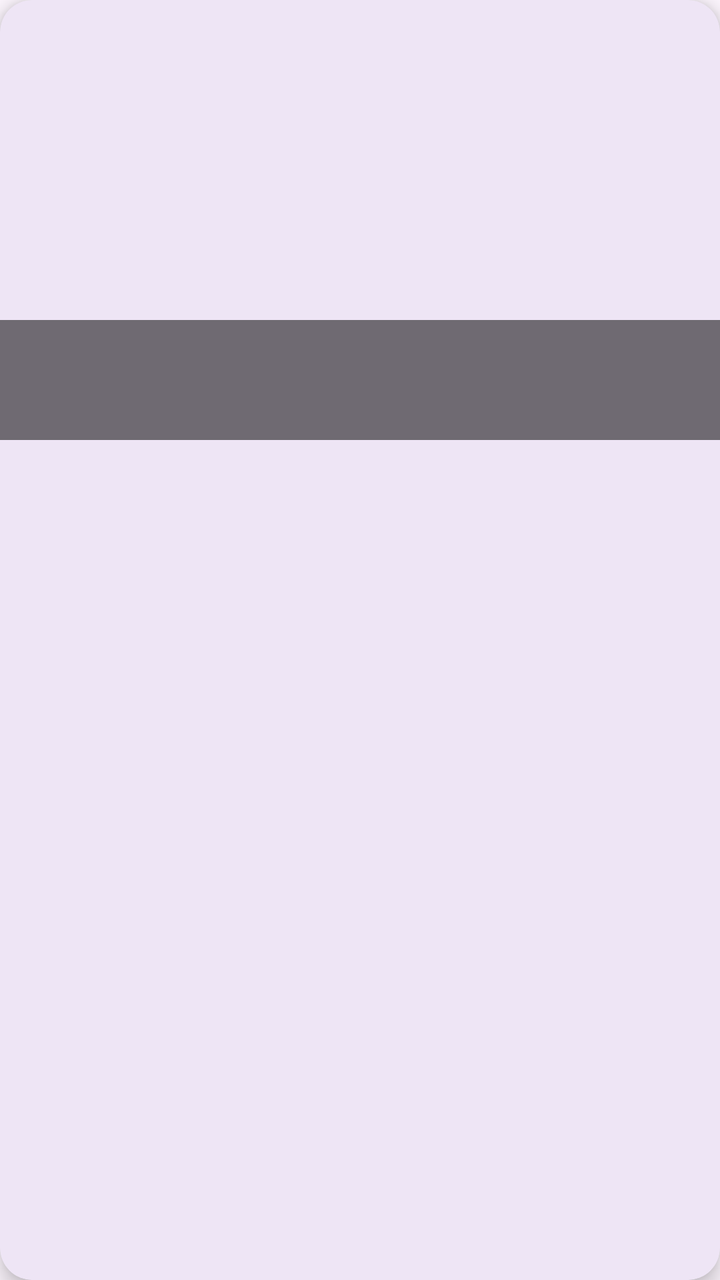
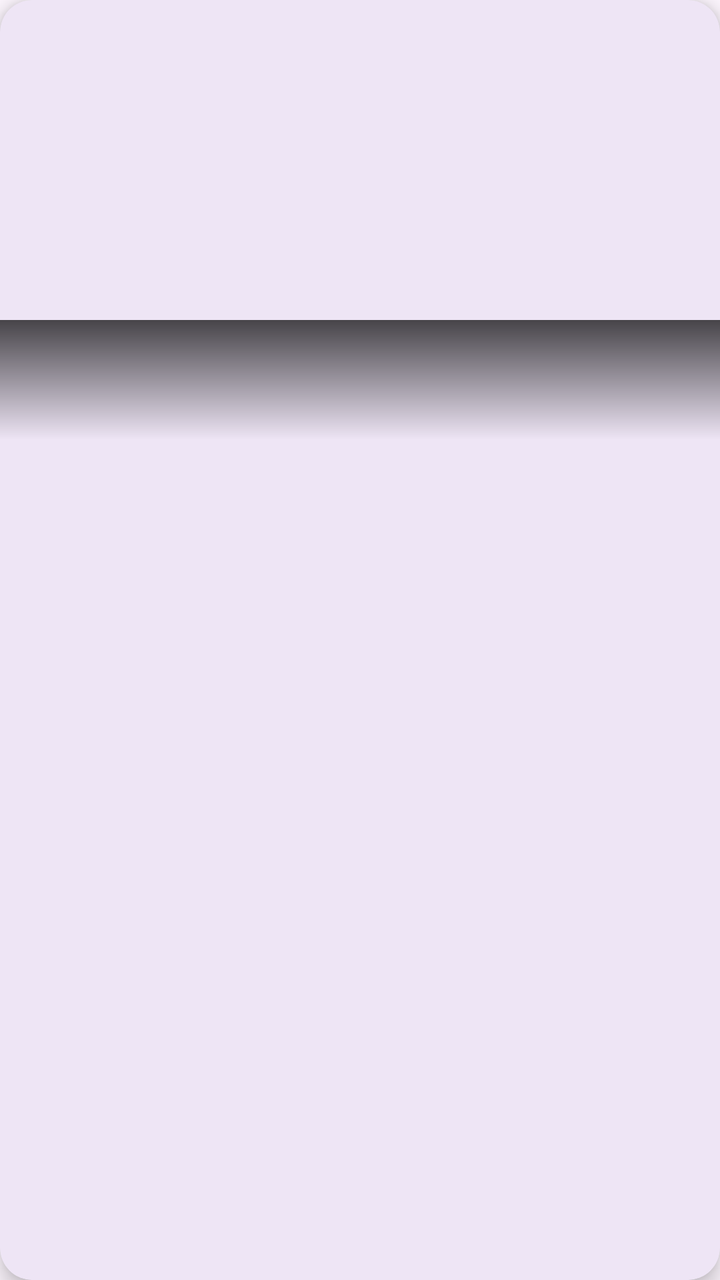

An Android layout rendered at two revisions. The XML below is the earlier revision; the diff shows what the commit changed to produce the second picture.
<!-- AndroidManifest.xml: application theme Theme.TheCocktailDBAPI -->
<!-- res/layout/item_cocktail.xml -->
<?xml version="1.0" encoding="utf-8"?>
<com.google.android.material.card.MaterialCardView xmlns:android="http://schemas.android.com/apk/res/android"
    xmlns:app="http://schemas.android.com/apk/res-auto"
    android:layout_width="match_parent"
    android:layout_height="wrap_content"
    android:layout_margin="8dp"
    app:cardCornerRadius="16dp"
    app:cardElevation="6dp"
    app:strokeWidth="0dp">

    <androidx.constraintlayout.widget.ConstraintLayout
        android:layout_width="match_parent"
        android:layout_height="wrap_content">

        
        <ImageView
            android:id="@+id/ivCocktailImage"
            android:layout_width="match_parent"
            android:layout_height="220dp"
            android:scaleType="centerCrop"
            android:contentDescription="@string/imagen_del_c_ctel"
            app:layout_constraintTop_toTopOf="parent" />

        
        <View
            android:layout_width="match_parent"
            android:layout_height="60dp"
            android:background="@color/grey"
            app:layout_constraintBottom_toBottomOf="parent" />

        
        <TextView
            android:id="@+id/tvCocktailName"
            android:layout_width="match_parent"
            android:layout_height="wrap_content"
            android:padding="16dp"
            android:textColor="@color/white"
            android:textSize="20sp"
            android:textStyle="bold"
            android:ellipsize="end"
            android:maxLines="1"
            app:layout_constraintBottom_toBottomOf="parent" />

    </androidx.constraintlayout.widget.ConstraintLayout>
</com.google.android.material.card.MaterialCardView>
<!-- resources referenced by this layout -->
<resources>
  <color name="grey">#88000000</color>
  <color name="white">#FFFFFFFF</color>
  <string name="imagen_del_c_ctel">Imagen del cóctel</string>
  <style name="Theme.TheCocktailDBAPI" parent="Base.Theme.TheCocktailDBAPI" />
  <style name="Base.Theme.TheCocktailDBAPI" parent="Theme.Material3.DayNight.NoActionBar">
          
          
      </style>
</resources>

<!-- the commit's change to res/layout/item_cocktail.xml (unified diff, before → after) -->
@@ -10,7 +10,8 @@
 
     <androidx.constraintlayout.widget.ConstraintLayout
         android:layout_width="match_parent"
-        android:layout_height="wrap_content">
+        android:layout_height="wrap_content"
+        android:foreground="?attr/selectableItemBackground">
 
         
         <ImageView
@@ -25,7 +26,7 @@
         <View
             android:layout_width="match_parent"
             android:layout_height="60dp"
-            android:background="@color/grey"
+            android:background="@drawable/scrim_gradient"
             app:layout_constraintBottom_toBottomOf="parent" />
 
         
@@ -37,6 +38,7 @@
             android:textColor="@color/white"
             android:textSize="20sp"
             android:textStyle="bold"
+            android:fontFamily="sans-serif-medium"
             android:ellipsize="end"
             android:maxLines="1"
             app:layout_constraintBottom_toBottomOf="parent" />
<!-- resource entries referenced after the edit -->
@@ -1,7 +1,14 @@
 <!-- resources referenced by this layout -->
 <resources>
-  <color name="grey">#88000000</color>
   <color name="white">#FFFFFFFF</color>
+  <!-- drawable scrim_gradient (drawable) -->
+  <?xml version="1.0" encoding="utf-8"?>
+  <shape xmlns:android="http://schemas.android.com/apk/res/android">
+      <gradient
+          android:startColor="#00000000"
+          android:endColor="#B3000000"
+          android:angle="90" />
+  </shape>
   <string name="imagen_del_c_ctel">Imagen del cóctel</string>
   <style name="Theme.TheCocktailDBAPI" parent="Base.Theme.TheCocktailDBAPI" />
   <style name="Base.Theme.TheCocktailDBAPI" parent="Theme.Material3.DayNight.NoActionBar">
